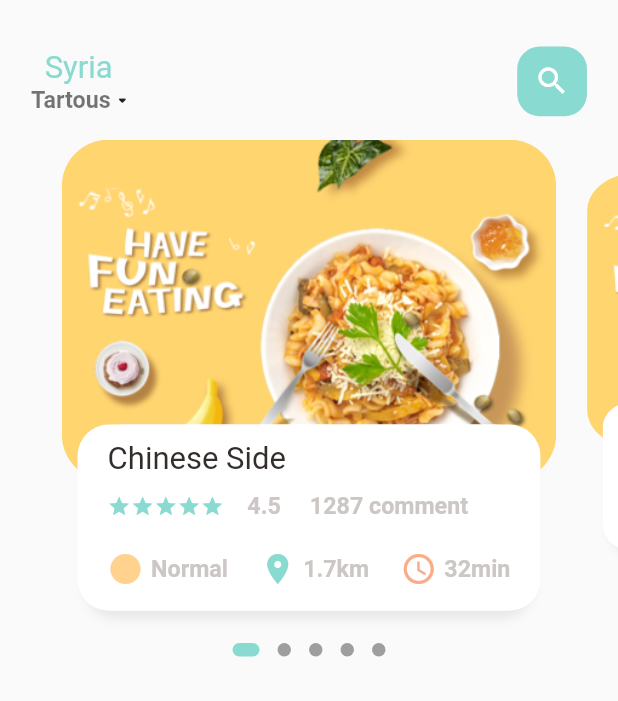
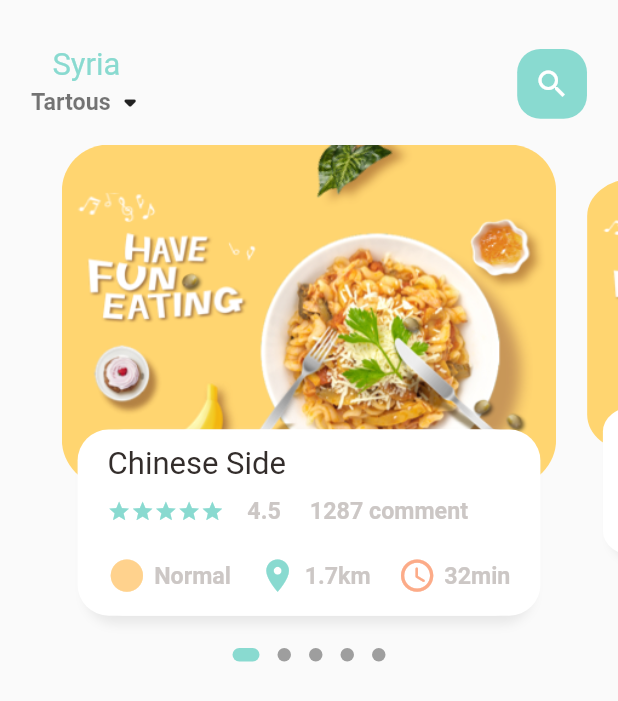
Before and after one commit to zeid-ghannam/fooody, a Flutter app: the screen it shows after launch, on a phone screen of 412 x 824 dp. Shown: the top 701 px of the screen. Run offline on Flutter 3.47's test engine with Material 2 defaults, Android fonts, the phone set to English and light mode, and no system bars; drawn by our look-alikes of dots_indicator; our stand-ins replace get.

Commit message:
finish the header section in the food page body

```diff
--- a/lib/home/food_page_body.dart
+++ b/lib/home/food_page_body.dart
@@ -41,6 +41,7 @@ class _FoodPageBodyState extends State<FoodPageBody> {
     //this container hold the first section from the screen that has the page view builder
     return Column(
       children: [
+        //this section for the slider images
         Container(
           height: Dimensions.pageViewMainContainer,
           child: PageView.builder(
@@ -50,6 +51,7 @@ class _FoodPageBodyState extends State<FoodPageBody> {
                 return _buildPageItem(position);
               }),
         ),
+        //this is the dot slider
         DotsIndicator(
           dotsCount: 5,
           position: _currPageValue,
--- a/lib/home/main_food_page.dart
+++ b/lib/home/main_food_page.dart
@@ -15,7 +15,6 @@ class MainFoodPage extends StatefulWidget {
 class _MainFoodPageState extends State<MainFoodPage> {
   @override
   Widget build(BuildContext context) {
-    print('current height '+MediaQuery.of(context).size.height.toString());
     return Scaffold(
       body: Column(
         children: [
@@ -44,7 +43,7 @@ class _MainFoodPageState extends State<MainFoodPage> {
                             text: 'Tartous',
                             color: Colors.black54,
                           ),
-                           Icon(Icons.arrow_drop_down_rounded,size: Dimensions.height15,),
+                           Icon(Icons.arrow_drop_down_rounded,size: Dimensions.iconSize25,),
                         ],
                       ),
                     ],
@@ -54,7 +53,7 @@ class _MainFoodPageState extends State<MainFoodPage> {
                       width: Dimensions.width45,
                       height: Dimensions.height45,
                       decoration: BoxDecoration(
-                        borderRadius: BorderRadius.circular(15),
+                        borderRadius: BorderRadius.circular(Dimensions.radius15),
                         color: AppColors.mainColor,
                       ),
                       child: const Icon(
--- a/lib/utils/dimensions.dart
+++ b/lib/utils/dimensions.dart
@@ -1,16 +1,18 @@
 import 'package:get/get.dart';
 
+//this class for put dynamic dimensions for all widget
+// to work in all kind of devices even if it small or big
+class Dimensions {
+  //this for get the height and width of the device using the get package
+  static double screenHeight= Get.context!.height;
+  static double screenWidth= Get.context!.width;
 
-class Dimensions {
-  static double screenHeight= Get.context!.height;
-  static double screenWeight= Get.context!.width;
-
-  //this is for the page view container
+  //dynamic container size
   static double pageViewMainContainer = screenHeight/2.5;
   static double pageViewContainer = screenHeight/3.62;
   static double pageViewTextContainer = screenHeight/6.64;
 
-  //this is for the dynamic height
+  // dynamic height
   static double height10= screenHeight/79.7;
   static double height15= screenHeight/53.1;
   static double height20= screenHeight/39.85;
@@ -19,7 +21,8 @@ class Dimensions {
   static double height40= screenHeight/19.92;
   static double height45= screenHeight/17.71;
 
-  //this is for the dynamic weight
+  // dynamic width
+  static double width5= screenHeight/159.4;
   static double width10= screenHeight/79.7;
   static double width15= screenHeight/53.1;
   static double width20= screenHeight/39.85;
@@ -28,14 +31,17 @@ class Dimensions {
   static double width40= screenHeight/19.92;
   static double width45= screenHeight/17.71;
 
-  //this is for the dynamic font
+  //dynamic font size
   static double font20= screenHeight/39.85;
   static double font15= screenHeight/53.1;
 
-  //this is for the dynamic radius
+  //radius dynamic size
   static double radius5= screenHeight/159.4;
+  static double radius15= screenHeight/53.13;
   static double radius20= screenHeight/39.85;
   static double radius30= screenHeight/26.56;
+  // Icon dynamic size
+  static double iconSize25=screenHeight/31.88;
 
 
 }
--- a/lib/widgets/icon_and_text_widget.dart
+++ b/lib/widgets/icon_and_text_widget.dart
@@ -1,4 +1,5 @@
 import 'package:flutter/material.dart';
+import 'package:fooody/utils/dimensions.dart';
 import 'package:fooody/widgets/small_text.dart';
 
 class IconAndTextWidget extends StatelessWidget {
@@ -21,9 +22,10 @@ class IconAndTextWidget extends StatelessWidget {
         Icon(
           icon,
           color: iconColor,
+          size: Dimensions.iconSize25,
         ),
         SizedBox(
-          width: 5,
+          width: Dimensions.width5,
         ),
         SmallText(
           text: text,
```
Also changed, not shown: 1 other file.
